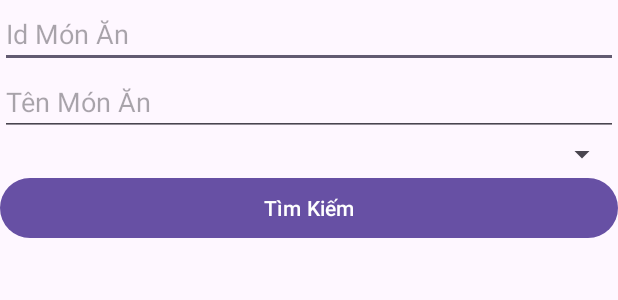
After one commit to WuangLok/Android-Studio, an Android app: the layout activity_timkiemdacsan.xml on its own in the app's theme, with its tools: preview values and no code run, on a phone screen of 412 x 824 dp. The commit adds this screen. Shown: the top 300 px of the screen. Run offline under Robolectric (Android 15) with nearby library versions, the phone set to English and light mode, and no system bars.

Commit message:
Tìm Kiếm Đặc Sản

```diff
--- /dev/null
+++ b/app/src/main/res/layout/activity_timkiemdacsan.xml
@@ -0,0 +1,43 @@
+<?xml version="1.0" encoding="utf-8"?>
+<LinearLayout xmlns:android="http://schemas.android.com/apk/res/android"
+    xmlns:app="http://schemas.android.com/apk/res-auto"
+    xmlns:tools="http://schemas.android.com/tools"
+    android:id="@+id/main"
+    android:layout_width="match_parent"
+    android:layout_height="match_parent"
+    android:orientation="vertical"
+    tools:context=".Timkiemdacsan">
+
+    <EditText
+        android:id="@+id/EdtIdMonAn"
+        android:layout_width="match_parent"
+        android:layout_height="wrap_content"
+        android:ems="10"
+        android:hint="Id Món Ăn"
+        android:inputType="text" />
+
+    <EditText
+        android:id="@+id/EdtTenMonAn"
+        android:layout_width="match_parent"
+        android:layout_height="wrap_content"
+        android:ems="10"
+        android:hint="Tên Món Ăn"
+        android:inputType="text" />
+
+    <Spinner
+        android:id="@+id/SpinnerVungMien"
+        android:layout_width="match_parent"
+        android:layout_height="wrap_content" />
+
+    <Button
+        android:id="@+id/btnTim"
+        android:layout_width="match_parent"
+        android:layout_height="wrap_content"
+        android:text="Tìm Kiếm" />
+
+    <ListView
+        android:id="@+id/lvDanhSach"
+        android:layout_width="match_parent"
+        android:layout_height="0dp"
+        android:layout_weight="1" />
+</LinearLayout>
```
Also changed, not shown: app/src/main/assets/dacsan.json (added, +24 -0 lines), app/src/main/java/com/example/finalproject/AdapterDacSan.java (added, +54 -0 lines), app/src/main/java/com/example/finalproject/MainActivity.java (+2 -6 lines), app/src/main/java/com/example/finalproject/MonAn.java (added, +91 -0 lines), app/src/main/java/com/example/finalproject/SQLiteHandler.java (deleted, +0 -23 lines), app/src/main/java/com/example/finalproject/Timkiemdacsan.java (added, +176 -0 lines), app/src/main/res/layout/customlistview_timkiem.xml (added, +39 -0 lines).
